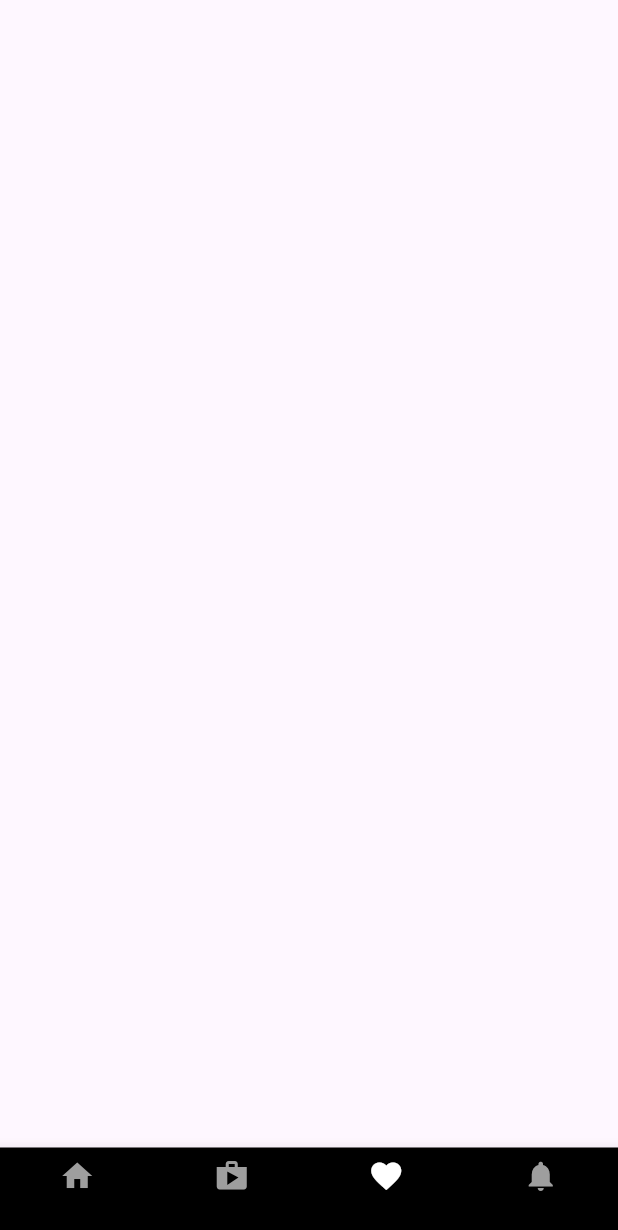
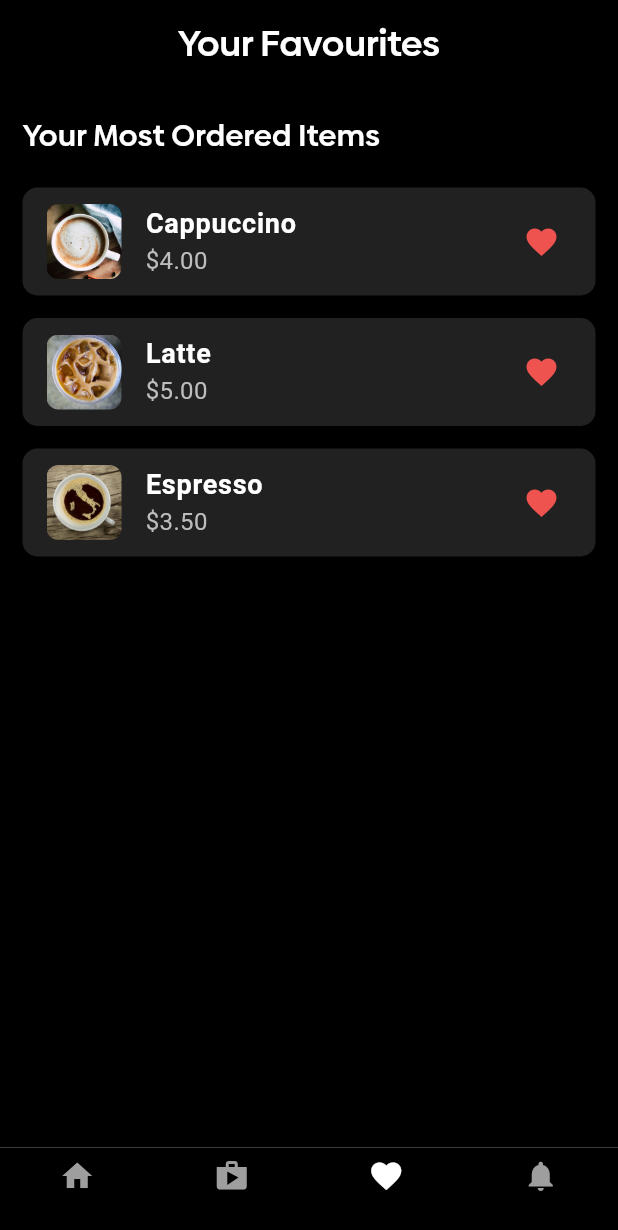
Before and after one commit to Pradeep1234566/code-tracking, a Flutter app: the screen it shows after launch, item 3 of the bottom bar chosen, on a phone screen of 412 x 824 dp. Shown: the top 1230 px of the screen. Run offline on Flutter 3.47's test engine with Material 3 defaults, Android fonts, the phone set to English and light mode, and no system bars.

Commit message:
Kind of done

```diff
--- a/lib/pages/favourite.dart
+++ b/lib/pages/favourite.dart
@@ -5,6 +5,99 @@ class Favourite extends StatelessWidget {
 
   @override
   Widget build(BuildContext context) {
-    return Scaffold();
+    final List<Map<String, String>> favouriteItems = [
+      {
+        'image': 'assests/images/C1.jpg',
+        'name': 'Cappuccino',
+        'price': '\$4.00'
+      },
+      {'image': 'assests/images/L1.jpg', 'name': 'Latte', 'price': '\$5.00'},
+      {'image': 'assests/images/C3.jpg', 'name': 'Espresso', 'price': '\$3.50'},
+    ];
+
+    return Scaffold(
+      backgroundColor: Colors.black,
+      appBar: AppBar(
+        backgroundColor: Colors.black,
+        title: Text(
+          "Your Favourites",
+          style: TextStyle(
+            color: Colors.white,
+            fontFamily: 'biennale',
+            fontSize: 24,
+          ),
+        ),
+        centerTitle: true,
+      ),
+      body: Padding(
+        padding: const EdgeInsets.symmetric(horizontal: 15, vertical: 20),
+        child: Column(
+          crossAxisAlignment: CrossAxisAlignment.start,
+          children: [
+            Text(
+              "Your Most Ordered Items",
+              style: TextStyle(
+                color: Colors.white,
+                fontSize: 20,
+                fontWeight: FontWeight.bold,
+                fontFamily: 'biennale',
+              ),
+            ),
+            SizedBox(height: 20),
+            Expanded(
+              child: ListView.builder(
+                itemCount: favouriteItems.length,
+                itemBuilder: (context, index) {
+                  return Padding(
+                    padding: const EdgeInsets.only(bottom: 15),
+                    child: Container(
+                      decoration: BoxDecoration(
+                        color: Colors.grey[900],
+                        borderRadius: BorderRadius.circular(10),
+                      ),
+                      child: ListTile(
+                        leading: Container(
+                          width: 50,
+                          height: 50,
+                          decoration: BoxDecoration(
+                            borderRadius: BorderRadius.circular(8),
+                            image: DecorationImage(
+                              image: AssetImage(
+                                favouriteItems[index]['image'] ??
+                                    'assets/images/placeholder.jpg',
+                              ),
+                              fit: BoxFit.cover,
+                            ),
+                          ),
+                        ),
+                        title: Text(
+                          favouriteItems[index]['name'] ?? 'Unknown Item',
+                          style: TextStyle(
+                            color: Colors.white,
+                            fontSize: 18,
+                            fontWeight: FontWeight.bold,
+                          ),
+                        ),
+                        subtitle: Text(
+                          favouriteItems[index]['price'] ?? '\$0.00',
+                          style: TextStyle(
+                            color: Colors.grey[400],
+                            fontSize: 16,
+                          ),
+                        ),
+                        trailing: Icon(
+                          Icons.favorite,
+                          color: Colors.red[400],
+                        ),
+                      ),
+                    ),
+                  );
+                },
+              ),
+            ),
+          ],
+        ),
+      ),
+    );
   }
 }
```
